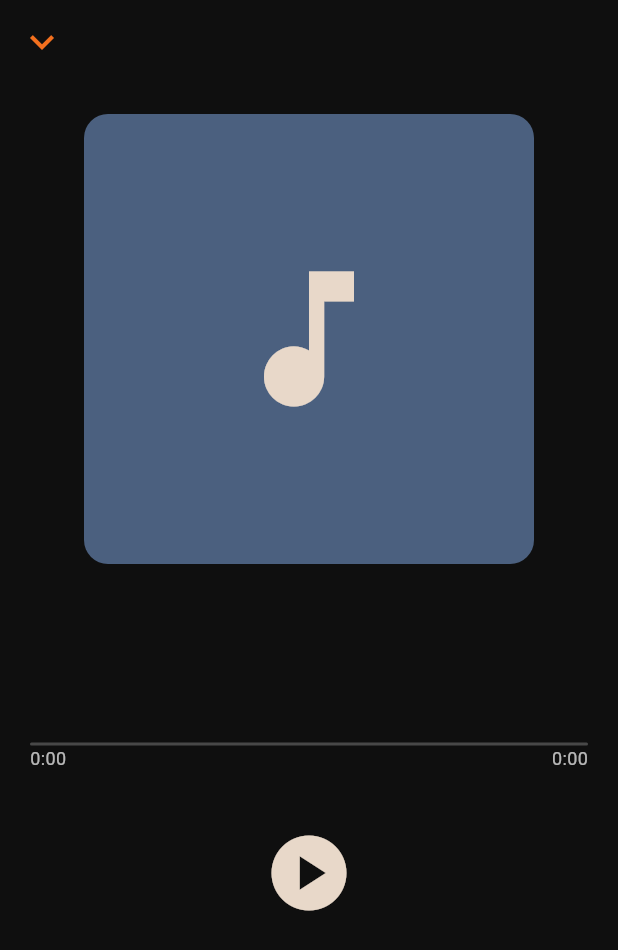
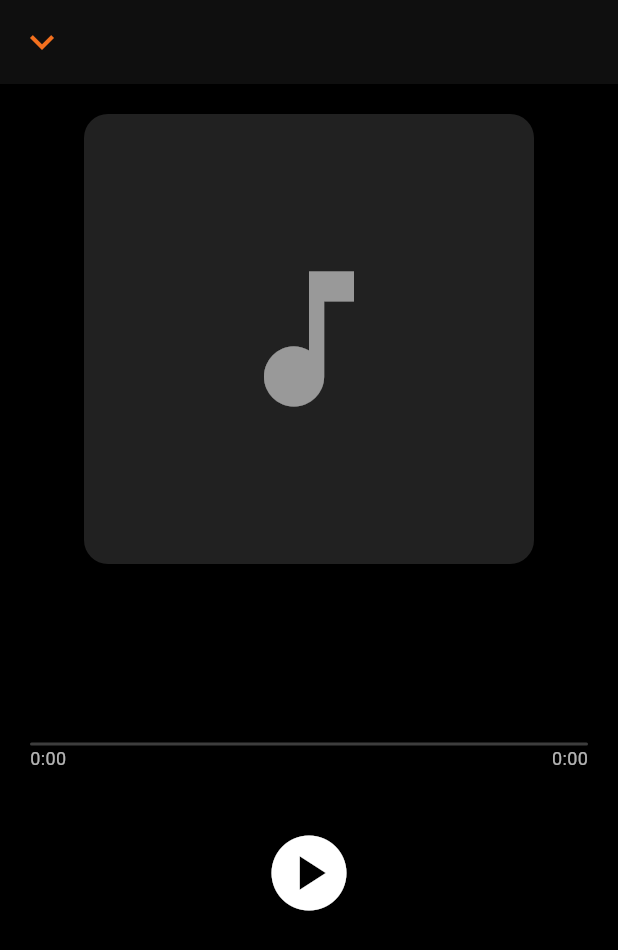
Before and after one commit to Chuva-v/pi-mobile, a Flutter app: the PlayerPage screen opened directly, on a phone screen of 412 x 824 dp. Shown: the top 950 px of the screen. Run offline on Flutter 3.47's test engine with Material 3 defaults, Android fonts, the phone set to English and light mode, and no system bars; our stand-ins replace just_audio, shared_preferences; accounts and stored records are empty; network calls fail.

Commit message:
fiz tela estilo spotify

```diff
--- a/flutter_mobile_pi/lib/app_widget.dart
+++ b/flutter_mobile_pi/lib/app_widget.dart
@@ -5,7 +5,6 @@ import 'package:mobile_pi/telas/buscar.dart';
 import 'package:mobile_pi/telas/cadastro.dart';
 import 'package:mobile_pi/telas/login.dart';
 import 'package:mobile_pi/telas/home.dart';
-import 'package:mobile_pi/telas/meus.dart';
 //import 'package:mobile_pi/telas/teste.dart';
 
 
@@ -63,7 +62,6 @@ class _AppWidgetState extends State<AppWidget> {
         '/login' : (_) => const Login(),
         '/cadastro' : (_) => const Cadastro(),
         '/buscar' : (_) => const BuscarPage(),
-        '/meus' : (_) => const MeusPage()
       },
     );
   }
--- a/flutter_mobile_pi/lib/service/play_global.dart
+++ b/flutter_mobile_pi/lib/service/play_global.dart
@@ -5,6 +5,9 @@ class PlayerStateGlobal {
 
   // 🎵 ESTADO
   static bool tocando = false;
+
+  // CAPA
+  static String? capa;
 
   // 🎶 DADOS DA MÚSICA
   static String? titulo;
--- a/flutter_mobile_pi/lib/telas/player_page.dart
+++ b/flutter_mobile_pi/lib/telas/player_page.dart
@@ -1,6 +1,7 @@
 import 'package:flutter/material.dart';
 import 'package:mobile_pi/desenho/cores.dart';
 import 'package:mobile_pi/service/play_global.dart';
+import 'dart:ui';
 
 class PlayerPage extends StatefulWidget {
   const PlayerPage({super.key});
@@ -21,11 +22,11 @@ class _PlayerPageState extends State<PlayerPage> {
   @override
   Widget build(BuildContext context) {
     return Scaffold(
-      backgroundColor: c.preto(),
+      backgroundColor: Colors.black,
 
       // ---------------- APP BAR ----------------
       appBar: AppBar(
-        backgroundColor: Colors.transparent,
+        backgroundColor: c.preto(),
         elevation: 0,
         leading: IconButton(
           icon: Icon(
@@ -38,37 +39,79 @@ class _PlayerPageState extends State<PlayerPage> {
       ),
 
       // ---------------- BODY ----------------
-      body: Padding(
+      body: Stack(
+        children: [
+
+          // -------- FUNDO COM CAPA --------
+          if (PlayerStateGlobal.capa != null)
+            Positioned.fill(
+              child: Image.network(
+                "http://127.0.0.1:8000/storage/capas/${PlayerStateGlobal.capa}",
+                fit: BoxFit.cover,
+              ),
+            ),
+
+          // -------- BLUR --------
+          Positioned.fill(
+            child: BackdropFilter(
+              filter: ImageFilter.blur(sigmaX: 25, sigmaY: 25),
+              child: Container(
+                color: Colors.black.withOpacity(0.35),
+              ),
+            ),
+          ),
+
+          // -------- GRADIENTE --------
+          Positioned.fill(
+            child: Container(
+              decoration: BoxDecoration(
+                gradient: LinearGradient(
+                  begin: Alignment.topCenter,
+                  end: Alignment.bottomCenter,
+                  colors: [
+                    Colors.black.withOpacity(0.2),
+                    Colors.black.withOpacity(0.6),
+                    Colors.black,
+                  ],
+                ),
+              ),
+            ),
+          ),
+
+          // -------- CONTEÚDO --------
+          SafeArea(
+            child: Padding(
               padding: const EdgeInsets.all(20),
               child: Column(
                 children: [
 
-            // ---------------- CAPA ----------------
+                  // -------- CAPA PRINCIPAL --------
                   Container(
                     constraints: const BoxConstraints(maxWidth: 300),
                     height: 300,
                     width: double.infinity,
-              decoration: BoxDecoration(
-                color: c.azul(),
+                    child: ClipRRect(
                       borderRadius: BorderRadius.circular(16),
-              ),
-              child: Icon(
-                Icons.music_note,
-                size: 120,
-                color: c.branco(),
+                      child: PlayerStateGlobal.capa != null
+                          ? Image.network(
+                              "http://127.0.0.1:8000/storage/capas/${PlayerStateGlobal.capa}",
+                              fit: BoxFit.cover,
+                              errorBuilder: (_, __, ___) => _capaFallback(),
+                            )
+                          : _capaFallback(),
                     ),
                   ),
 
                   const SizedBox(height: 30),
 
-            // ---------------- TITULO / ARTISTA ----------------
+                  // -------- TITULO / ARTISTA --------
                   Column(
                     crossAxisAlignment: CrossAxisAlignment.start,
                     children: [
                       Text(
                         PlayerStateGlobal.titulo ?? '',
-                  style: TextStyle(
-                    color: c.branco(),
+                        style: const TextStyle(
+                          color: Colors.white,
                           fontSize: 22,
                           fontWeight: FontWeight.bold,
                         ),
@@ -86,7 +129,7 @@ class _PlayerPageState extends State<PlayerPage> {
 
                   const SizedBox(height: 30),
 
-            // ---------------- SLIDER + TEMPO ----------------
+                  // -------- SLIDER + TEMPO --------
                   StreamBuilder<Duration?>(
                     stream: PlayerStateGlobal.player.durationStream,
                     builder: (context, durSnapshot) {
@@ -95,10 +138,14 @@ class _PlayerPageState extends State<PlayerPage> {
                       return StreamBuilder<Duration>(
                         stream: PlayerStateGlobal.player.positionStream,
                         builder: (context, posSnapshot) {
-                    final posicao = posSnapshot.data ?? Duration.zero;
+                          final posicao =
+                              posSnapshot.data ?? Duration.zero;
 
-                    final max = duracao.inSeconds.toDouble();
-                    final value = posicao.inSeconds.clamp(0, duracao.inSeconds).toDouble();
+                          final max =
+                              duracao.inSeconds.toDouble();
+                          final value = posicao.inSeconds
+                              .clamp(0, duracao.inSeconds)
+                              .toDouble();
 
                           return Column(
                             children: [
@@ -107,8 +154,10 @@ class _PlayerPageState extends State<PlayerPage> {
                                   trackHeight: 2,
                                   activeTrackColor: c.laranja(),
                                   inactiveTrackColor: Colors.white24,
-                            thumbShape: SliderComponentShape.noOverlay,
-                            overlayShape: SliderComponentShape.noOverlay,
+                                  thumbShape:
+                                      SliderComponentShape.noOverlay,
+                                  overlayShape:
+                                      SliderComponentShape.noOverlay,
                                 ),
                                 child: Slider(
                                   min: 0,
@@ -123,15 +172,20 @@ class _PlayerPageState extends State<PlayerPage> {
                               ),
 
                               Row(
-                          mainAxisAlignment: MainAxisAlignment.spaceBetween,
+                                mainAxisAlignment:
+                                    MainAxisAlignment.spaceBetween,
                                 children: [
                                   Text(
                                     _formatarTempo(posicao),
-                              style: const TextStyle(color: Colors.white70, fontSize: 12),
+                                    style: const TextStyle(
+                                        color: Colors.white70,
+                                        fontSize: 12),
                                   ),
                                   Text(
                                     _formatarTempo(duracao - posicao),
-                              style: const TextStyle(color: Colors.white70, fontSize: 12),
+                                    style: const TextStyle(
+                                        color: Colors.white70,
+                                        fontSize: 12),
                                   ),
                                 ],
                               ),
@@ -144,7 +198,7 @@ class _PlayerPageState extends State<PlayerPage> {
 
                   const SizedBox(height: 30),
 
-            // ---------------- CONTROLES ----------------
+                  // -------- CONTROLES --------
                   Row(
                     mainAxisAlignment: MainAxisAlignment.center,
                     children: [
@@ -154,7 +208,7 @@ class _PlayerPageState extends State<PlayerPage> {
                           PlayerStateGlobal.tocando
                               ? Icons.pause_circle
                               : Icons.play_circle,
-                    color: c.branco(),
+                          color: Colors.white,
                         ),
                         onPressed: () {
                           setState(() {
@@ -169,6 +223,20 @@ class _PlayerPageState extends State<PlayerPage> {
                 ],
               ),
             ),
+          ),
+        ],
+      ),
+    );
+  }
+
+  Widget _capaFallback() {
+    return Container(
+      color: Colors.grey[900],
+      child: const Icon(
+        Icons.music_note,
+        size: 120,
+        color: Colors.white54,
+      ),
     );
   }
 }
```
Also changed, not shown: flutter_mobile_pi/lib/telas/buscar.dart (+64 -54 lines), flutter_mobile_pi/lib/telas/home.dart (+0 -31 lines), flutter_mobile_pi/lib/telas/meus.dart (deleted, +0 -217 lines). Lines whose indentation alone changed are shown as unchanged.
